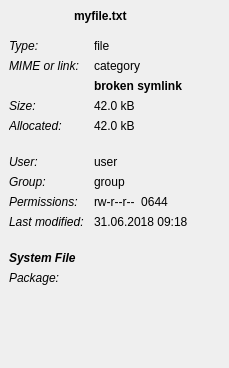
Old version of the form src/file-details-view.ui in the repository Lithopsian/qdirstat.
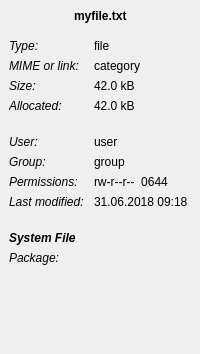
New version of the form. The open tabs and pages were chosen to show the change. Icons and pictures are not drawn. Custom widgets are drawn as their Qt base class.

Diff of the .ui file:
```diff
--- a/src/file-details-view.ui
+++ b/src/file-details-view.ui
@@ -2,16 +2,8 @@
 <ui version="4.0">
  <class>FileDetailsView</class>
  <widget class="QStackedWidget" name="FileDetailsView">
-  <property name="geometry">
-   <rect>
-    <x>0</x>
-    <y>0</y>
-    <width>229</width>
-    <height>368</height>
-   </rect>
-  </property>
   <property name="currentIndex">
-   <number>0</number>
+   <number>5</number>
   </property>
   <widget class="QWidget" name="fileDetailsPage">
    <layout class="QHBoxLayout" name="horizontalLayout_5">
@@ -89,102 +81,25 @@
         <property name="horizontalSpacing">
          <number>0</number>
         </property>
-        <item row="8" column="1">
-         <widget class="QLabel" name="filePermissionsLabel">
-          <property name="text">
-           <string notr="true">rw-r--r--  0644</string>
-          </property>
-         </widget>
-        </item>
-        <item row="5" column="0">
-         <widget class="QLabel" name="fileSpacerCaption2">
-          <property name="maximumSize">
-           <size>
-            <width>16777215</width>
-            <height>10</height>
-           </size>
-          </property>
-         </widget>
-        </item>
-        <item row="12" column="0">
-         <widget class="QLabel" name="filePackageCaption">
-          <property name="font">
-           <font>
-            <italic>true</italic>
-           </font>
-          </property>
-          <property name="text">
-           <string>Package:</string>
-          </property>
-         </widget>
-        </item>
         <item row="6" column="0">
-         <widget class="QLabel" name="fileUserCaption">
+         <widget class="QLabel" name="fileGroupCaption">
           <property name="font">
            <font>
             <italic>true</italic>
            </font>
           </property>
           <property name="text">
-           <string>User:</string>
+           <string>Group:</string>
           </property>
          </widget>
         </item>
-        <item row="10" column="0">
-         <widget class="QLabel" name="fileSystemFileWarningSpacer">
-          <property name="maximumSize">
-           <size>
-            <width>16777215</width>
-            <height>10</height>
-           </size>
-          </property>
-         </widget>
-        </item>
-        <item row="6" column="1">
-         <widget class="QLabel" name="fileUserLabel">
-          <property name="text">
-           <string notr="true">user</string>
-          </property>
-         </widget>
-        </item>
-        <item row="9" column="0">
-         <widget class="QLabel" name="fileMTimeCaption">
-          <property name="font">
-           <font>
-            <italic>true</italic>
-           </font>
-          </property>
-          <property name="text">
-           <string>Last modified:   </string>
-          </property>
-         </widget>
-        </item>
-        <item row="3" column="1">
+        <item row="2" column="1">
          <widget class="QDirStat::FileSizeLabel" name="fileSizeLabel">
           <property name="text">
            <string notr="true">42.0 kB</string>
           </property>
          </widget>
         </item>
-        <item row="1" column="0">
-         <widget class="QLabel" name="fileMimeOrLinkCaption">
-          <property name="font">
-           <font>
-            <italic>true</italic>
-           </font>
-          </property>
-          <property name="text">
-           <string notr="true">MIME or link:</string>
-          </property>
-         </widget>
-        </item>
-        <item row="0" column="1">
-         <widget class="QLabel" name="fileTypeLabel">
-          <property name="text">
-           <string notr="true">file</string>
-          </property>
-         </widget>
-        </item>
         <item row="0" column="0">
          <widget class="QLabel" name="fileTypeCaption">
           <property name="font">
@@ -197,40 +112,21 @@
           </property>
          </widget>
         </item>
-        <item row="4" column="1">
-         <widget class="QDirStat::FileSizeLabel" name="fileAllocatedLabel">
-          <property name="text">
-           <string notr="true">42.0 kB</string>
-          </property>
-         </widget>
-        </item>
-        <item row="7" column="1">
+        <item row="6" column="1">
          <widget class="QLabel" name="fileGroupLabel">
           <property name="text">
            <string notr="true">group</string>
           </property>
          </widget>
         </item>
-        <item row="9" column="1">
-         <widget class="QLabel" name="fileMTimeLabel">
+        <item row="7" column="1">
+         <widget class="QLabel" name="filePermissionsLabel">
           <property name="text">
-           <string notr="true">31.06.2018 09:18</string>
+           <string notr="true">rw-r--r--  0644</string>
           </property>
          </widget>
         </item>
-        <item row="4" column="0">
-         <widget class="QLabel" name="fileAllocatedCaption">
-          <property name="font">
-           <font>
-            <italic>true</italic>
-           </font>
-          </property>
-          <property name="text">
-           <string>Allocated:</string>
-          </property>
-         </widget>
-        </item>
-        <item row="11" column="0">
+        <item row="10" column="0">
          <widget class="QLabel" name="fileSystemFileWarning">
           <property name="font">
            <font>
@@ -244,19 +140,38 @@
           </property>
          </widget>
         </item>
-        <item row="3" column="0">
-         <widget class="QLabel" name="fileSizeCaption">
-          <property name="font">
-           <font>
-            <italic>true</italic>
-           </font>
+        <item row="4" column="0">
+         <widget class="QLabel" name="fileSpacerCaption2">
+          <property name="maximumSize">
+           <size>
+            <width>16777215</width>
+            <height>10</height>
+           </size>
           </property>
+         </widget>
+        </item>
+        <item row="5" column="1">
+         <widget class="QLabel" name="fileUserLabel">
           <property name="text">
-           <string>Size:</string>
+           <string notr="true">user</string>
           </property>
          </widget>
         </item>
-        <item row="8" column="0">
+        <item row="11" column="1">
+         <widget class="QLabel" name="filePackageLabel">
+          <property name="textInteractionFlags">
+           <set>Qt::LinksAccessibleByMouse|Qt::TextSelectableByMouse</set>
+          </property>
+         </widget>
+        </item>
+        <item row="0" column="1">
+         <widget class="QLabel" name="fileTypeLabel">
+          <property name="text">
+           <string notr="true">file</string>
+          </property>
+         </widget>
+        </item>
+        <item row="7" column="0">
          <widget class="QLabel" name="filePermissionsCaption">
           <property name="font">
            <font>
@@ -268,15 +183,34 @@
           </property>
          </widget>
         </item>
-        <item row="7" column="0">
-         <widget class="QLabel" name="fileGroupCaption">
+        <item row="8" column="0">
+         <widget class="QLabel" name="fileMTimeCaption">
           <property name="font">
            <font>
             <italic>true</italic>
            </font>
           </property>
           <property name="text">
-           <string>Group:</string>
+           <string>Last modified:   </string>
+          </property>
+         </widget>
+        </item>
+        <item row="3" column="1">
+         <widget class="QDirStat::FileSizeLabel" name="fileAllocatedLabel">
+          <property name="text">
+           <string notr="true">42.0 kB</string>
+          </property>
+         </widget>
+        </item>
+        <item row="11" column="0">
+         <widget class="QLabel" name="filePackageCaption">
+          <property name="font">
+           <font>
+            <italic>true</italic>
+           </font>
+          </property>
+          <property name="text">
+           <string>Package:</string>
           </property>
          </widget>
         </item>
@@ -287,24 +221,68 @@
           </property>
          </widget>
         </item>
-        <item row="2" column="1">
-         <widget class="QLabel" name="fileSymLinkBrokenWarning">
+        <item row="2" column="0">
+         <widget class="QLabel" name="fileSizeCaption">
           <property name="font">
            <font>
-            <weight>75</weight>
-            <italic>false</italic>
-            <bold>true</bold>
+            <italic>true</italic>
            </font>
           </property>
           <property name="text">
-           <string>broken symlink</string>
+           <string>Size:</string>
           </property>
          </widget>
         </item>
-        <item row="12" column="1">
-         <widget class="QLabel" name="filePackageLabel">
-          <property name="textInteractionFlags">
-           <set>Qt::LinksAccessibleByMouse|Qt::TextSelectableByMouse</set>
+        <item row="1" column="0">
+         <widget class="QLabel" name="fileMimeOrLinkCaption">
+          <property name="font">
+           <font>
+            <italic>true</italic>
+           </font>
+          </property>
+          <property name="text">
+           <string notr="true">MIME or link:</string>
+          </property>
+         </widget>
+        </item>
+        <item row="9" column="0">
+         <widget class="QLabel" name="fileSystemFileWarningSpacer">
+          <property name="maximumSize">
+           <size>
+            <width>16777215</width>
+            <height>10</height>
+           </size>
+          </property>
+         </widget>
+        </item>
+        <item row="5" column="0">
+         <widget class="QLabel" name="fileUserCaption">
+          <property name="font">
+           <font>
+            <italic>true</italic>
+           </font>
+          </property>
+          <property name="text">
+           <string>User:</string>
+          </property>
+         </widget>
+        </item>
+        <item row="3" column="0">
+         <widget class="QLabel" name="fileAllocatedCaption">
+          <property name="font">
+           <font>
+            <italic>true</italic>
+           </font>
+          </property>
+          <property name="text">
+           <string>Allocated:</string>
+          </property>
+         </widget>
+        </item>
+        <item row="8" column="1">
+         <widget class="QLabel" name="fileMTimeLabel">
+          <property name="text">
+           <string notr="true">31.06.2018 09:18</string>
           </property>
          </widget>
         </item>
```
